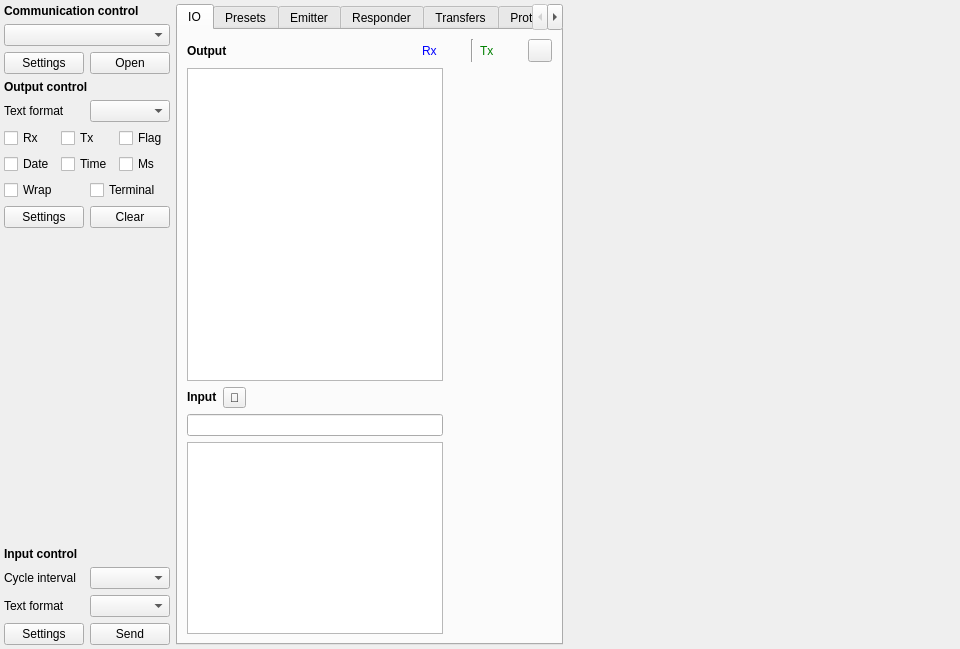
This is src/page/page.ui in x-tools-author/x-tools as Qt 5 draws it before an edit. The edited form follows.
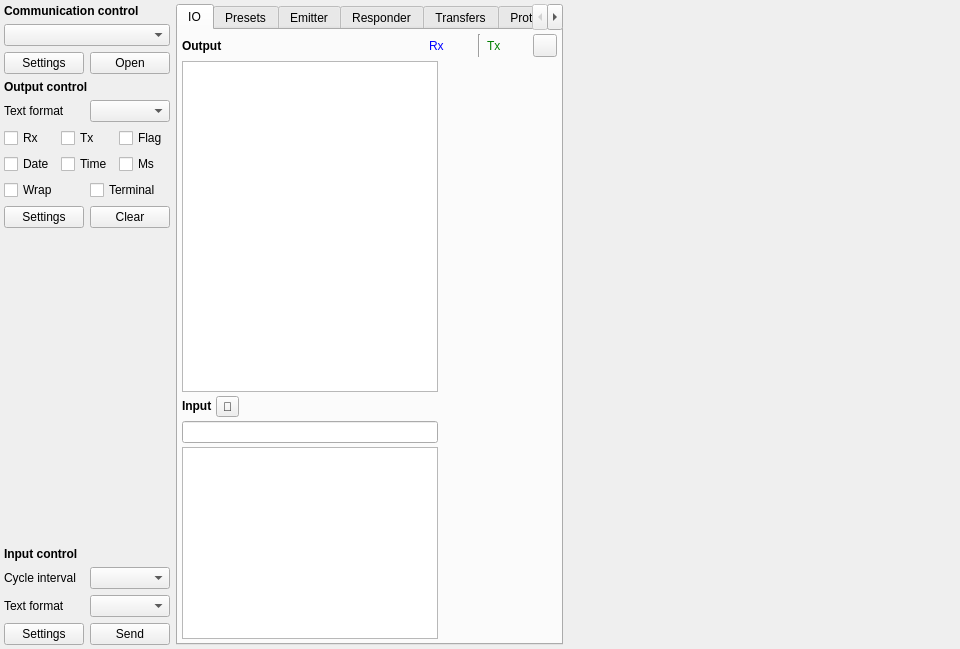
This is the edited form. Custom widgets are drawn as their Qt base class.

Patch:
```diff
--- a/src/page/page.ui
+++ b/src/page/page.ui
@@ -267,6 +267,21 @@
        <string>IO</string>
       </attribute>
       <layout class="QVBoxLayout" name="verticalLayout_2">
+       <property name="spacing">
+        <number>4</number>
+       </property>
+       <property name="leftMargin">
+        <number>4</number>
+       </property>
+       <property name="topMargin">
+        <number>4</number>
+       </property>
+       <property name="rightMargin">
+        <number>4</number>
+       </property>
+       <property name="bottomMargin">
+        <number>4</number>
+       </property>
        <item>
         <widget class="QWidget" name="widgetOutput" native="true">
          <layout class="QGridLayout" name="gridLayout_5">
@@ -282,6 +297,9 @@
           <property name="bottomMargin">
            <number>0</number>
           </property>
+          <property name="spacing">
+           <number>4</number>
+          </property>
           <item row="1" column="0">
            <widget class="QTextBrowser" name="textBrowserOutput"/>
           </item>
@@ -304,7 +322,7 @@
           <item row="0" column="0" colspan="2">
            <layout class="QHBoxLayout" name="horizontalLayoutOutput">
             <property name="spacing">
-             <number>6</number>
+             <number>4</number>
             </property>
             <property name="rightMargin">
              <number>0</number>
@@ -447,6 +465,9 @@
           <property name="bottomMargin">
            <number>0</number>
           </property>
+          <property name="spacing">
+           <number>4</number>
+          </property>
           <item row="1" column="0">
            <widget class="QLineEdit" name="lineEditInput">
             <property name="clearButtonEnabled">
@@ -476,6 +497,9 @@
           </item>
           <item row="0" column="0" colspan="2">
            <layout class="QHBoxLayout" name="horizontalLayout_4">
+            <property name="spacing">
+             <number>4</number>
+            </property>
             <item>
              <widget class="QLabel" name="label_10">
               <property name="sizePolicy">
```
Left out of the diff: 6 changed lines with no effect on the pictures.
